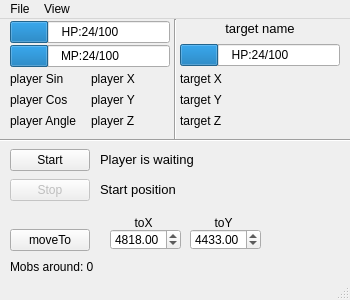
Old version of the form autoage.ui in the repository Unknown0156/Autoage.
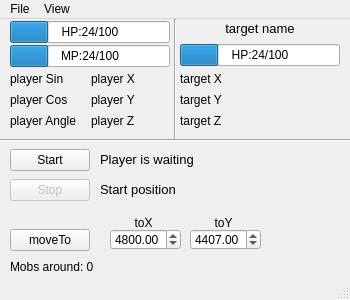
New version of the form.

Patch:
```diff
--- a/autoage.ui
+++ b/autoage.ui
@@ -376,7 +376,7 @@
      <double>10000.000000000000000</double>
     </property>
     <property name="value">
-     <double>4818.000000000000000</double>
+     <double>4800.000000000000000</double>
     </property>
    </widget>
    <widget class="QDoubleSpinBox" name="toY">
@@ -397,7 +397,7 @@
      <double>10000.000000000000000</double>
     </property>
     <property name="value">
-     <double>4433.000000000000000</double>
+     <double>4407.000000000000000</double>
     </property>
    </widget>
    <widget class="QLabel" name="pStatus">
```
